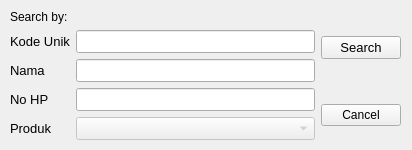
NathanielClarence/telemarketingdb, file mainFiles/assets/ui/searchUser.ui: the form before one commit.
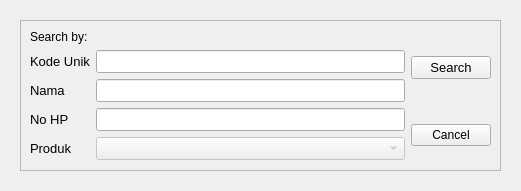
The form after the commit.

The edit to the form file:
```diff
--- a/mainFiles/assets/ui/searchUser.ui
+++ b/mainFiles/assets/ui/searchUser.ui
@@ -6,22 +6,36 @@
    <rect>
     <x>0</x>
     <y>0</y>
-    <width>412</width>
-    <height>150</height>
+    <width>521</width>
+    <height>191</height>
    </rect>
   </property>
   <property name="windowTitle">
    <string>Form</string>
   </property>
-  <widget class="QWidget" name="gridLayoutWidget">
+  <widget class="QScrollArea" name="scrollArea">
    <property name="geometry">
     <rect>
-     <x>10</x>
-     <y>10</y>
-     <width>391</width>
-     <height>130</height>
+     <x>20</x>
+     <y>20</y>
+     <width>481</width>
+     <height>151</height>
     </rect>
    </property>
+   <property name="widgetResizable">
+    <bool>true</bool>
+   </property>
+   <widget class="QWidget" name="scrollAreaWidgetContents">
+    <property name="geometry">
+     <rect>
+      <x>0</x>
+      <y>0</y>
+      <width>479</width>
+      <height>149</height>
+     </rect>
+    </property>
+    <layout class="QGridLayout" name="gridLayout_2">
+     <item row="0" column="0">
    <layout class="QGridLayout" name="gridLayout">
     <item row="0" column="1">
      <widget class="QPushButton" name="btn_search">
@@ -146,6 +160,9 @@
      </layout>
     </item>
    </layout>
+     </item>
+    </layout>
+   </widget>
   </widget>
  </widget>
  <resources/>
```
Lines whose indentation alone changed are shown as unchanged.
